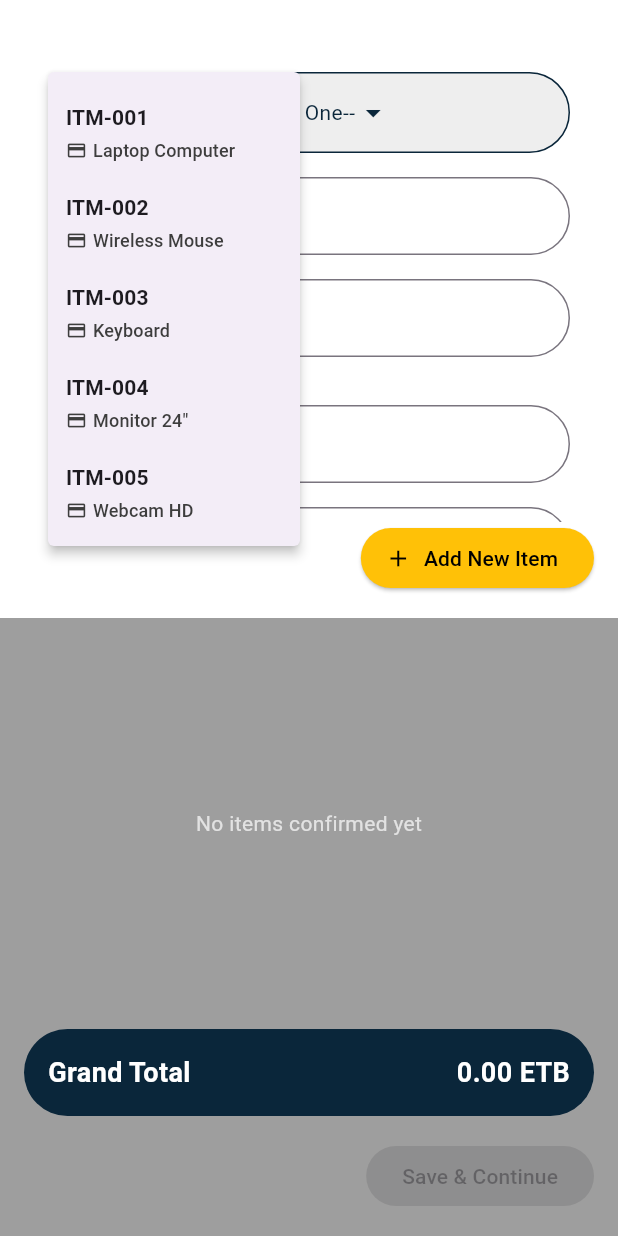
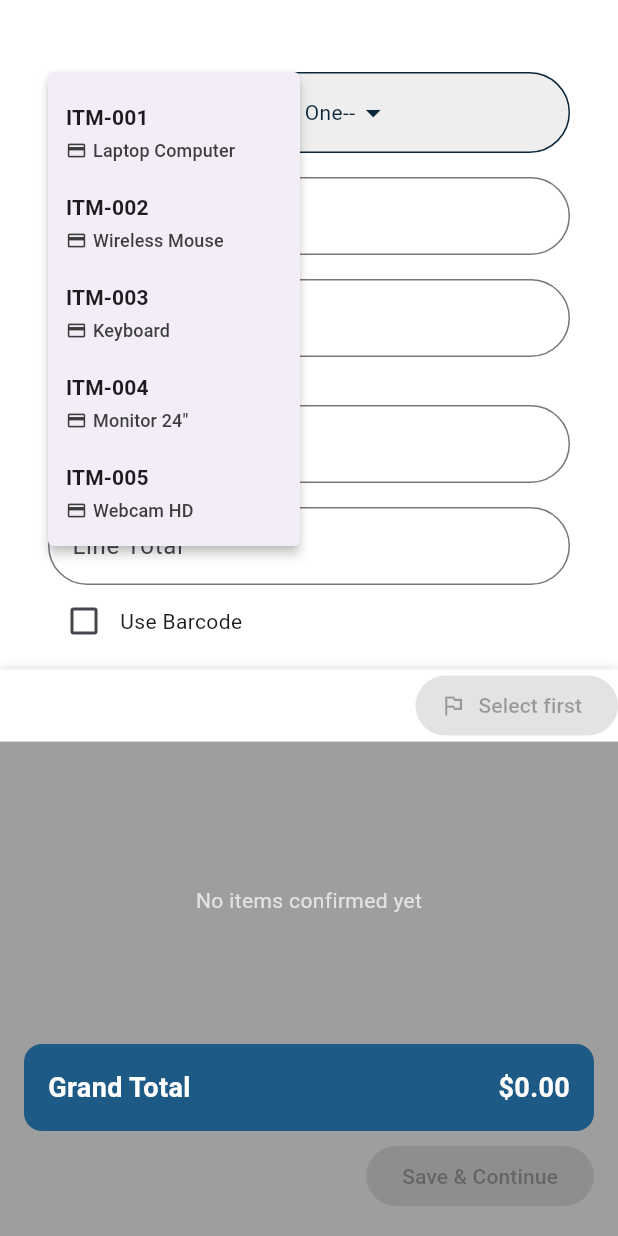
Before and after one commit to abdee67/savvy_lite, a Flutter app: the ItemEntryScreen screen opened directly, after a tap on "--Select One--", on a phone screen of 412 x 824 dp. Run offline on Flutter 3.47's test engine with Material 3 defaults, Android fonts, the phone set to English and light mode, and no system bars; missing offline and left inert: qr_code_scanner_plus; accounts and stored records are empty.

Commit message:
added barccode reader in this page fix the renderflex overflow error when the keyboard pops up and other minor errors

```diff
--- a/lib/screens/item_entry.dart
+++ b/lib/screens/item_entry.dart
@@ -1,11 +1,14 @@
 import 'package:flutter/material.dart';
 import 'package:intl/intl.dart';
+import 'package:savvy_stock/models/SalesEntry/salesorder.dart';
 import 'package:savvy_stock/models/confirmedItems.dart';
 import 'package:savvy_stock/models/itemInStore.dart';
 import 'package:savvy_stock/models/items.dart';
 import 'package:savvy_stock/models/selectedItem.dart';
 import 'package:savvy_stock/screens/paymentSummary.dart';
 import 'package:savvy_stock/screens/stores.dart';
+import 'package:savvy_stock/widgets/salesEntry.dart/salesorder.dart/barcode_section.dart';
+import 'package:savvy_stock/widgets/salesEntry.dart/salesorder.dart/item_list.dart';
 
 class ItemEntryScreen extends StatefulWidget {
   const ItemEntryScreen({super.key});
@@ -19,6 +22,10 @@ class _ItemEntryScreenState extends State<ItemEntryScreen> {
   List<ItemInStore> itemsInStores = [];
   List<ConfirmedItem> confirmedItems = [];
   final NumberFormat currencyFormat = NumberFormat('#,##0.00');
+  bool _useBarcode = false;
+  final ScrollController _upperScrollController = ScrollController();
+  final ScrollController _lowerScrollController = ScrollController();
+  final FocusNode _focusNode = FocusNode();
 
   @override
   void initState() {
@@ -32,11 +39,36 @@ class _ItemEntryScreenState extends State<ItemEntryScreen> {
   void _initializeData() {
     // Create some sample items
     final items = [
-      Item(id: 'ITM-001', description: 'Laptop Computer', uom: 'PCS'),
-      Item(id: 'ITM-002', description: 'Wireless Mouse', uom: 'PCS'),
-      Item(id: 'ITM-003', description: 'Keyboard', uom: 'PCS'),
-      Item(id: 'ITM-004', description: 'Monitor 24"', uom: 'PCS'),
-      Item(id: 'ITM-005', description: 'Webcam HD', uom: 'PCS'),
+      Item(
+        id: 'ITM-001',
+        description: 'Laptop Computer',
+        uom: 'PCS',
+        barcode: 123456789000,
+      ),
+      Item(
+        id: 'ITM-002',
+        description: 'Wireless Mouse',
+        uom: 'PCS',
+        barcode: 987654321000,
+      ),
+      Item(
+        id: 'ITM-003',
+        description: 'Keyboard',
+        uom: 'PCS',
+        barcode: 112233445000,
+      ),
+      Item(
+        id: 'ITM-004',
+        description: 'Monitor 24"',
+        uom: 'PCS',
+        barcode: 556677889000,
+      ),
+      Item(
+        id: 'ITM-005',
+        description: 'Webcam HD',
+        uom: 'PCS',
+        barcode: 334455667000,
+      ),
     ];
 
     // Create some sample stores
@@ -119,51 +151,82 @@ class _ItemEntryScreenState extends State<ItemEntryScreen> {
   @override
   Widget build(BuildContext context) {
     return Scaffold(
-      body: Column(
+      resizeToAvoidBottomInset:
+          false, // This prevents the scaffold from resizing when keyboard appears
+      body: SafeArea(
+        child: Column(
           children: [
-          // Upper part - White background
+            // Upper Section - Order Items (will scroll when keyboard appears)
             Expanded(
+              flex: 3, // Give more space to the upper section
               child: Container(
                 color: Colors.white,
-              padding: EdgeInsets.all(16),
                 child: Column(
                   children: [
+                    // Items List
                     Expanded(
-                    child: ListView.builder(
+                      child: selectedItems.isEmpty
+                          ? _buildEmptyState()
+                          : ListView.builder(
+                              controller: _upperScrollController,
+                              padding: const EdgeInsets.all(16),
                               itemCount: selectedItems.length,
                               itemBuilder: (context, index) {
-                        return _buildItemEntry(selectedItems[index], index);
+                                return Padding(
+                                  padding: const EdgeInsets.only(bottom: 8.0),
+                                  child: _buildItemEntry(
+                                    selectedItems[index],
+                                    index,
+                                  ),
+                                );
                               },
                             ),
                     ),
-
-                  Align(
+                    // Action Button
+                    Container(
+                      decoration: BoxDecoration(
+                        color: Colors.white,
+                        boxShadow: [
+                          BoxShadow(
+                            color: Colors.black.withOpacity(0.1),
+                            blurRadius: 4,
+                            offset: const Offset(0, -2),
+                          ),
+                        ],
+                      ),
+                      child: Align(
                         alignment: Alignment.bottomRight,
                         child: ElevatedButton.icon(
-                      onPressed: () {
-                        selectedItems.any((item) => item.extendedPrice > 0)
-                            ? _addToLowerPage()
-                            : _addNewItem();
-                      },
+                          onPressed:
+                              selectedItems.any(
+                                (item) => item.extendedPrice > 0,
+                              )
+                              ? _addToLowerPage
+                              : null,
                           icon: Icon(
                             selectedItems.any((item) => item.extendedPrice > 0)
                                 ? Icons.check
-                            : Icons.add,
+                                : Icons.outlined_flag,
                           ),
                           label: Text(
                             selectedItems.any((item) => item.extendedPrice > 0)
                                 ? 'Confirm Order'
-                            : 'Add New Item',
+                                : 'Select first',
                           ),
                           style: ElevatedButton.styleFrom(
                             backgroundColor:
-                            selectedItems.any((item) => item.extendedPrice > 0)
-                            ? Color.fromARGB(255, 10, 38, 58)
-                            : Colors.amber,
+                                selectedItems.any(
+                                  (item) => item.extendedPrice > 0,
+                                )
+                                ? const Color.fromARGB(255, 10, 38, 58)
+                                : Colors.grey,
                             foregroundColor:
-                            selectedItems.any((item) => item.extendedPrice > 0)
+                                selectedItems.any(
+                                  (item) => item.extendedPrice > 0,
+                                )
                                 ? Colors.white
                                 : Colors.black,
+                          ),
                         ),
                       ),
                     ),
@@ -171,11 +234,11 @@ class _ItemEntryScreenState extends State<ItemEntryScreen> {
                 ),
               ),
             ),
-          // Lower part - Black background
+            // Lower Section - Order Summary (fixed position)
             Container(
-            height: MediaQuery.of(context).size.height * 0.5,
+              height: MediaQuery.of(context).size.height * 0.4, // Fixed height
               color: Colors.grey.shade500,
-            padding: EdgeInsets.all(16),
+              padding: const EdgeInsets.all(16),
               child: Column(
                 children: [
                   // Scrollable list of confirmed items
@@ -188,14 +251,15 @@ class _ItemEntryScreenState extends State<ItemEntryScreen> {
                             ),
                           )
                         : ListView.builder(
+                            controller: _lowerScrollController,
                             itemCount: confirmedItems.length,
                             itemBuilder: (context, index) {
                               final item = confirmedItems[index];
                               return Container(
-                              margin: EdgeInsets.only(bottom: 8),
-                              padding: EdgeInsets.all(12),
+                                margin: const EdgeInsets.only(bottom: 8),
+                                padding: const EdgeInsets.all(12),
                                 decoration: BoxDecoration(
-                                borderRadius: BorderRadius.circular(20),
+                                  borderRadius: BorderRadius.circular(12),
                                   color: Colors.white,
                                 ),
                                 child: Row(
@@ -204,11 +268,8 @@ class _ItemEntryScreenState extends State<ItemEntryScreen> {
                                   children: [
                                     Expanded(
                                       child: Text(
-                                      confirmedItems.isEmpty
-                                          ? 'Item name'
-                                          : item.itemName,
-                                      style: TextStyle(
-                                        color: Colors.black,
+                                        item.itemName,
+                                        style: const TextStyle(
                                           fontWeight: FontWeight.bold,
                                           fontSize: 16,
                                         ),
@@ -217,11 +278,8 @@ class _ItemEntryScreenState extends State<ItemEntryScreen> {
                                     ),
                                     Expanded(
                                       child: Text(
-                                      confirmedItems.isEmpty
-                                          ? 'Qunatity'
-                                          : item.quantity.toStringAsFixed(2),
+                                        item.quantity.toStringAsFixed(2),
                                         style: TextStyle(
-                                        color: Colors.black,
                                           fontSize: 14,
                                           background: Paint()
                                             ..color = Colors.grey.shade200,
@@ -231,14 +289,12 @@ class _ItemEntryScreenState extends State<ItemEntryScreen> {
                                     ),
                                     Expanded(
                                       child: Text(
-                                      confirmedItems.isEmpty
-                                          ? 'Total price'
-                                          : '${currencyFormat.format(item.totalPrice)} ETB',
-                                      style: TextStyle(
-                                        color: Colors.black,
+                                        '\$${item.totalPrice.toStringAsFixed(2)}',
+                                        style: const TextStyle(
                                           fontWeight: FontWeight.bold,
                                           fontSize: 16,
                                         ),
+                                        textAlign: TextAlign.end,
                                       ),
                                     ),
                                   ],
@@ -247,17 +303,17 @@ class _ItemEntryScreenState extends State<ItemEntryScreen> {
                             },
                           ),
                   ),
-                SizedBox(height: 16),
+                  const SizedBox(height: 6),
                   Container(
-                  padding: EdgeInsets.all(16),
+                    padding: const EdgeInsets.all(16),
                     decoration: BoxDecoration(
-                    borderRadius: BorderRadius.circular(30),
-                    color: Color.fromARGB(255, 10, 38, 58),
+                      borderRadius: BorderRadius.circular(12),
+                      color: const Color.fromARGB(255, 29, 91, 134),
                     ),
                     child: Row(
                       mainAxisAlignment: MainAxisAlignment.spaceBetween,
                       children: [
-                      Text(
+                        const Text(
                           'Grand Total',
                           style: TextStyle(
                             color: Colors.white,
@@ -266,8 +322,8 @@ class _ItemEntryScreenState extends State<ItemEntryScreen> {
                           ),
                         ),
                         Text(
-                        '${currencyFormat.format(_getTotalPrice())} ETB',
-                        style: TextStyle(
+                          '\$${_getTotalPrice().toStringAsFixed(2)}',
+                          style: const TextStyle(
                             color: Colors.white,
                             fontWeight: FontWeight.bold,
                             fontSize: 18,
@@ -276,20 +332,44 @@ class _ItemEntryScreenState extends State<ItemEntryScreen> {
                       ],
                     ),
                   ),
-                SizedBox(height: 16),
+                  const SizedBox(height: 6),
                   Align(
                     alignment: Alignment.bottomRight,
                     child: ElevatedButton(
-                    onPressed: _getTotalPrice() > 0 ? _navigateToSummary : null,
+                      onPressed: _getTotalPrice() > 0
+                          ? _navigateToSummary
+                          : null,
                       style: ElevatedButton.styleFrom(
-                      backgroundColor: Color.fromARGB(255, 10, 38, 58),
+                        backgroundColor: const Color.fromARGB(
+                          255,
+                          24,
+                          103,
+                          160,
+                        ),
                         foregroundColor: Colors.white,
                       ),
-                    child: Text('Save & Continue'),
+                      child: const Text('Save & Continue'),
                     ),
                   ),
                 ],
               ),
+            ),
+          ],
+        ),
+      ),
+    );
+  }
+
+  Widget _buildEmptyState() {
+    return const Center(
+      child: Column(
+        mainAxisAlignment: MainAxisAlignment.center,
+        children: [
+          Icon(Icons.shopping_cart_outlined, size: 48, color: Colors.grey),
+          SizedBox(height: 16),
+          Text(
+            'No items added yet',
+            style: TextStyle(fontSize: 16, color: Colors.grey),
           ),
         ],
       ),
@@ -609,6 +689,34 @@ class _ItemEntryScreenState extends State<ItemEntryScreen> {
                     : '',
               ),
             ),
+            // Barcode toggle
+            Row(
+              children: [
+                Checkbox(
+                  value: _useBarcode,
+                  onChanged: (value) {
+                    setState(() {
+                      _useBarcode = value ?? false;
+                    });
+                  },
+                ),
+                const Text('Use Barcode'),
+              ],
+            ),
+
+            const SizedBox(height: 10),
+
+            // Barcode section (conditionally shown)
+            if (_useBarcode)
+              BarcodeSection(
+                onItemAdded: (List<ConfirmedItem> items) {
+                  setState(() {
+                    confirmedItems.addAll(items);
+                  });
+                },
+              ),
+
+            const SizedBox(height: 20),
           ],
         ),
       ),
@@ -689,4 +797,12 @@ class _ItemEntryScreenState extends State<ItemEntryScreen> {
       selectedItems.add(SelectedItem());
     });
   }
+
+  @override
+  void dispose() {
+    _upperScrollController.dispose();
+    _lowerScrollController.dispose();
+    _focusNode.dispose();
+    super.dispose();
   }
+}
```
Lines whose indentation alone changed are shown as unchanged.
